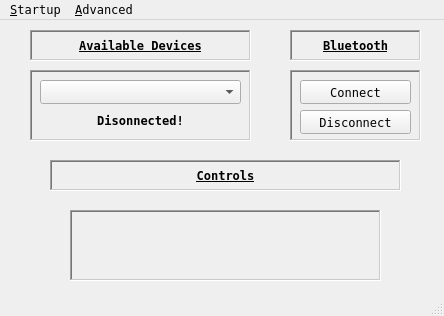
Before: the Qt Designer form phoneaudiolink.ui in PolymorphicAgent/PhoneAudioLink, drawn with Qt 5.
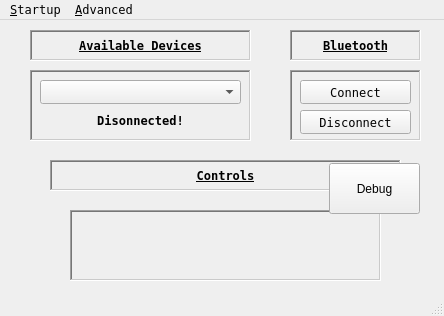
After: the same form once the commit is applied. Icons and pictures are not drawn. Custom widgets are drawn as their Qt base class.

```diff
--- a/phoneaudiolink.ui
+++ b/phoneaudiolink.ui
@@ -319,6 +319,19 @@
      <set>Qt::AlignmentFlag::AlignCenter</set>
     </property>
    </widget>
+   <widget class="QPushButton" name="debug">
+    <property name="geometry">
+     <rect>
+      <x>329</x>
+      <y>143</y>
+      <width>91</width>
+      <height>51</height>
+     </rect>
+    </property>
+    <property name="text">
+     <string>Debug</string>
+    </property>
+   </widget>
    <zorder>frame_3</zorder>
    <zorder>frame_2</zorder>
    <zorder>frame</zorder>
@@ -326,6 +339,7 @@
    <zorder>connect</zorder>
    <zorder>label_2</zorder>
    <zorder>label_3</zorder>
+   <zorder>debug</zorder>
   </widget>
   <widget class="QMenuBar" name="menubar">
    <property name="geometry">
```
